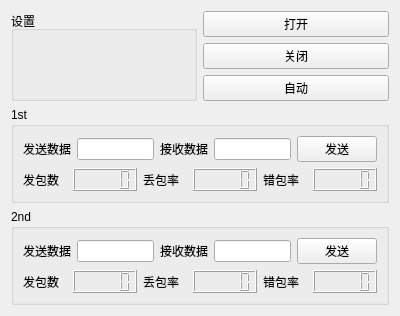
Old version of the form ui/formmodule.ui in the repository TurnipBun/rtqt.
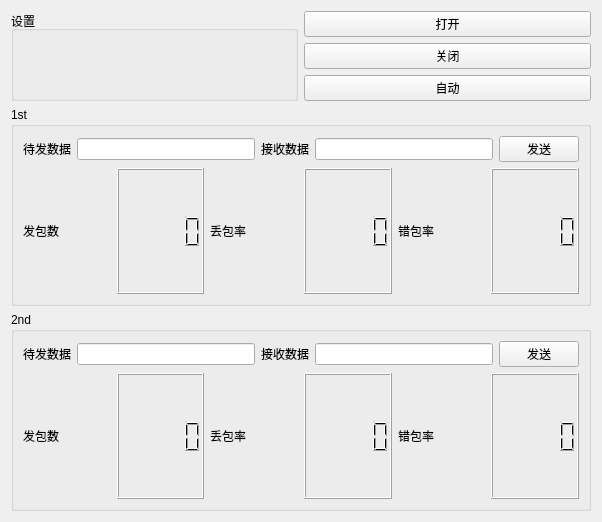
New version of the form.

Patch:
```diff
--- a/ui/formmodule.ui
+++ b/ui/formmodule.ui
@@ -6,8 +6,8 @@
    <rect>
     <x>0</x>
     <y>0</y>
-    <width>400</width>
-    <height>300</height>
+    <width>602</width>
+    <height>522</height>
    </rect>
   </property>
   <property name="windowTitle">
@@ -61,7 +61,7 @@
         <item>
          <widget class="QLabel" name="label_3">
           <property name="text">
-           <string>发送数据</string>
+           <string>待发数据</string>
           </property>
          </widget>
         </item>
@@ -135,7 +135,7 @@
         <item>
          <widget class="QLabel" name="label_2">
           <property name="text">
-           <string>发送数据</string>
+           <string>待发数据</string>
           </property>
          </widget>
         </item>
```
